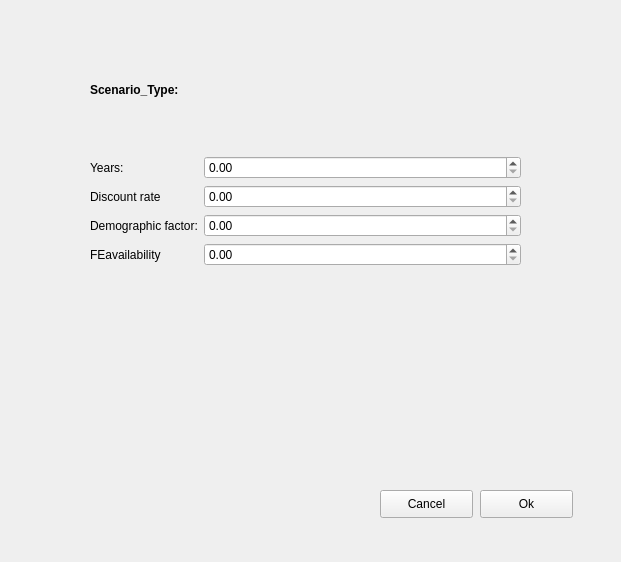
This is planning_and_simulation_modules/ui/sim_params_dialog.ui in Planheat/Planheat-Tool as Qt 5 draws it before an edit. The edited form follows.
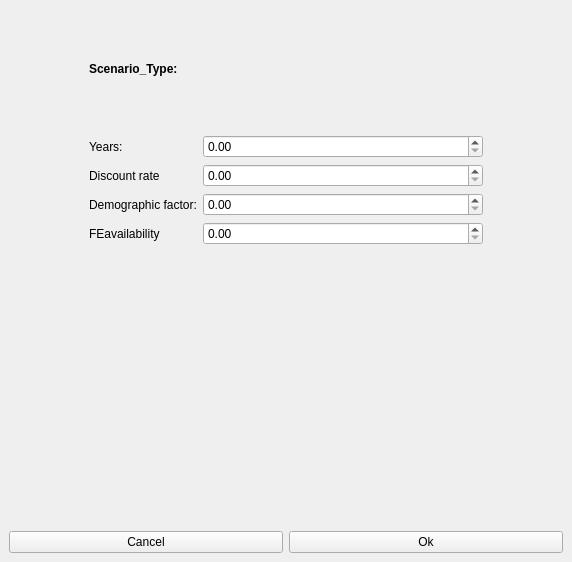
This is the edited form.

```diff
--- a/planning_and_simulation_modules/ui/sim_params_dialog.ui
+++ b/planning_and_simulation_modules/ui/sim_params_dialog.ui
@@ -9,7 +9,7 @@
    <rect>
     <x>0</x>
     <y>0</y>
-    <width>621</width>
+    <width>572</width>
     <height>562</height>
    </rect>
   </property>
@@ -17,41 +17,8 @@
    <string>Additional paramteres for Simulation Module</string>
   </property>
   <widget class="QWidget" name="dockWidgetContents">
-   <widget class="QPushButton" name="ok">
-    <property name="geometry">
-     <rect>
-      <x>480</x>
-      <y>490</y>
-      <width>93</width>
-      <height>28</height>
-     </rect>
-    </property>
-    <property name="text">
-     <string>Ok</string>
-    </property>
-   </widget>
-   <widget class="QPushButton" name="cancel">
-    <property name="geometry">
-     <rect>
-      <x>380</x>
-      <y>490</y>
-      <width>93</width>
-      <height>28</height>
-     </rect>
-    </property>
-    <property name="text">
-     <string>Cancel</string>
-    </property>
-   </widget>
-   <widget class="QWidget" name="layoutWidget">
-    <property name="geometry">
-     <rect>
-      <x>10</x>
-      <y>30</y>
-      <width>591</width>
-      <height>371</height>
-     </rect>
-    </property>
+   <layout class="QGridLayout" name="gridLayout_2">
+    <item row="0" column="0" colspan="2">
     <layout class="QGridLayout" name="gridLayout">
      <item row="1" column="3">
       <spacer name="horizontalSpacer_2">
@@ -202,7 +169,22 @@
       </widget>
      </item>
     </layout>
-   </widget>
+    </item>
+    <item row="1" column="0">
+     <widget class="QPushButton" name="cancel">
+      <property name="text">
+       <string>Cancel</string>
+      </property>
+     </widget>
+    </item>
+    <item row="1" column="1">
+     <widget class="QPushButton" name="ok">
+      <property name="text">
+       <string>Ok</string>
+      </property>
+     </widget>
+    </item>
+   </layout>
   </widget>
  </widget>
  <resources/>
```
Lines whose indentation alone changed are shown as unchanged.
